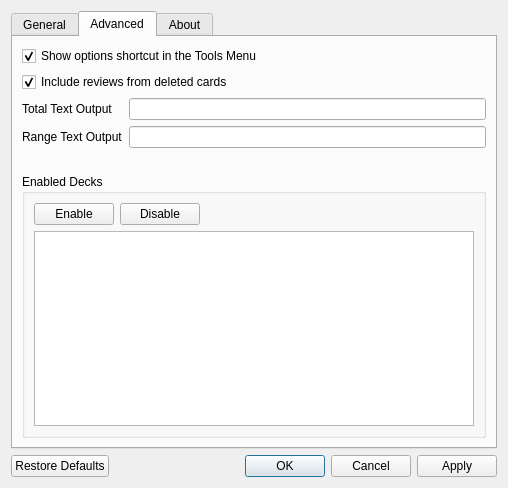
Above: res/ui/options_dialog.ui from iamjustkoi/StudyTimeStats before the change. Below: the same form after it.
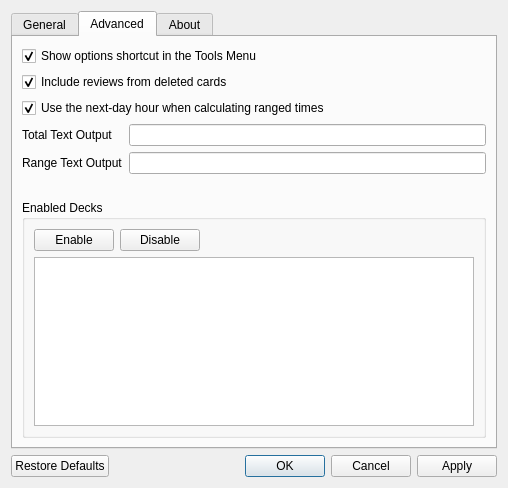
That is the form after the change. The open tabs and pages were chosen to show the change. Icons and pictures are not drawn.

Commit message: Added rollover hour toggle to options

What changed in the file:
```diff
--- a/res/ui/options_dialog.ui
+++ b/res/ui/options_dialog.ui
@@ -454,6 +454,19 @@
          </property>
         </widget>
        </item>
+       <item>
+        <widget class="QCheckBox" name="useRolloverCheckbox">
+         <property name="toolTip">
+          <string>Use the rollover (next-day) hour in Anki's preferences when considering how much time was spent reviewing for a given day.</string>
+         </property>
+         <property name="text">
+          <string>Use the next-day hour when calculating ranged times</string>
+         </property>
+         <property name="checked">
+          <bool>true</bool>
+         </property>
+        </widget>
+       </item>
        <item>
         <layout class="QFormLayout" name="formLayout">
          <property name="bottomMargin">
```
Left out of the diff: 2 changed lines with no effect on the pictures. The commit also changes 4 other files.
